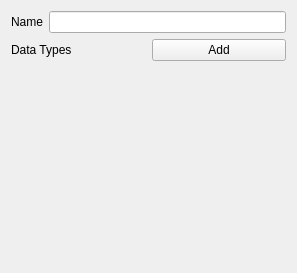
The window that src/Interface/DataStructurePropertiesFullWidget.ui (KDE/rocs) describes before a commit, drawn with Qt 5.
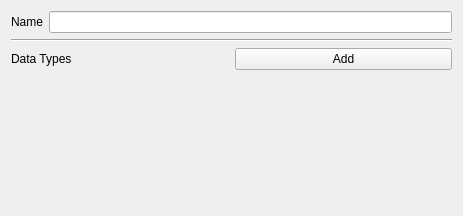
The same window after the commit. Custom widgets are drawn as their Qt base class.

```diff
--- a/src/Interface/DataStructurePropertiesFullWidget.ui
+++ b/src/Interface/DataStructurePropertiesFullWidget.ui
@@ -6,8 +6,8 @@
    <rect>
     <x>0</x>
     <y>0</y>
-    <width>297</width>
-    <height>273</height>
+    <width>463</width>
+    <height>216</height>
    </rect>
   </property>
   <property name="windowTitle">
@@ -34,7 +34,7 @@
      </item>
     </layout>
    </item>
-   <item row="1" column="0">
+   <item row="2" column="0">
     <layout class="QGridLayout" name="gridLayout_2">
      <item row="0" column="0">
       <widget class="QLabel" name="label">
@@ -50,24 +50,49 @@
        </property>
       </widget>
      </item>
-     <item row="1" column="1">
-      <spacer name="verticalSpacer">
-       <property name="orientation">
-        <enum>Qt::Vertical</enum>
-       </property>
-       <property name="sizeHint" stdset="0">
-        <size>
-         <width>20</width>
-         <height>40</height>
-        </size>
-       </property>
-      </spacer>
-     </item>
-     <item row="1" column="0">
-      <layout class="QVBoxLayout" name="dataTypes"/>
-     </item>
     </layout>
    </item>
+   <item row="3" column="0">
+    <widget class="QScrollArea" name="scrollArea">
+     <property name="frameShape">
+      <enum>QFrame::NoFrame</enum>
+     </property>
+     <property name="widgetResizable">
+      <bool>true</bool>
+     </property>
+     <property name="alignment">
+      <set>Qt::AlignLeading|Qt::AlignLeft|Qt::AlignTop</set>
+     </property>
+     <widget class="QWidget" name="dataTypes">
+      <property name="geometry">
+       <rect>
+        <x>0</x>
+        <y>0</y>
+        <width>455</width>
+        <height>144</height>
+       </rect>
+      </property>
+      <property name="sizePolicy">
+       <sizepolicy hsizetype="Preferred" vsizetype="Minimum">
+        <horstretch>0</horstretch>
+        <verstretch>0</verstretch>
+       </sizepolicy>
+      </property>
+      <layout class="QVBoxLayout" name="verticalLayout_2">
+       <property name="topMargin">
+        <number>0</number>
+       </property>
+      </layout>
+     </widget>
+    </widget>
+   </item>
+   <item row="1" column="0">
+    <widget class="Line" name="line">
+     <property name="orientation">
+      <enum>Qt::Horizontal</enum>
+     </property>
+    </widget>
+   </item>
   </layout>
  </widget>
  <customwidgets>
```
